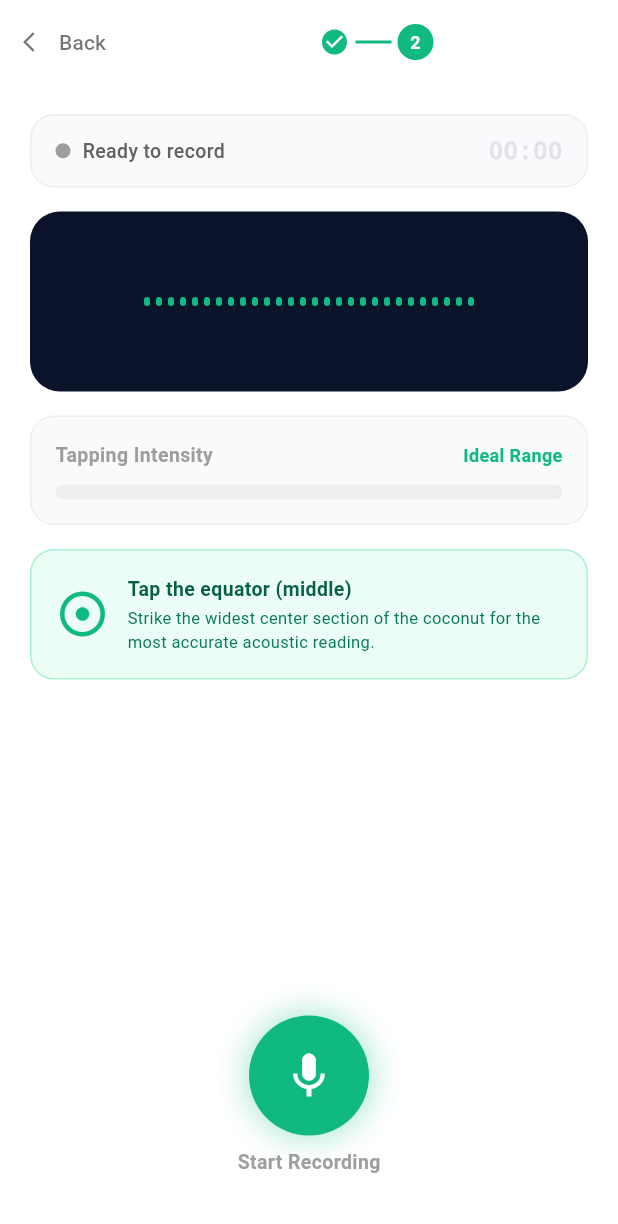
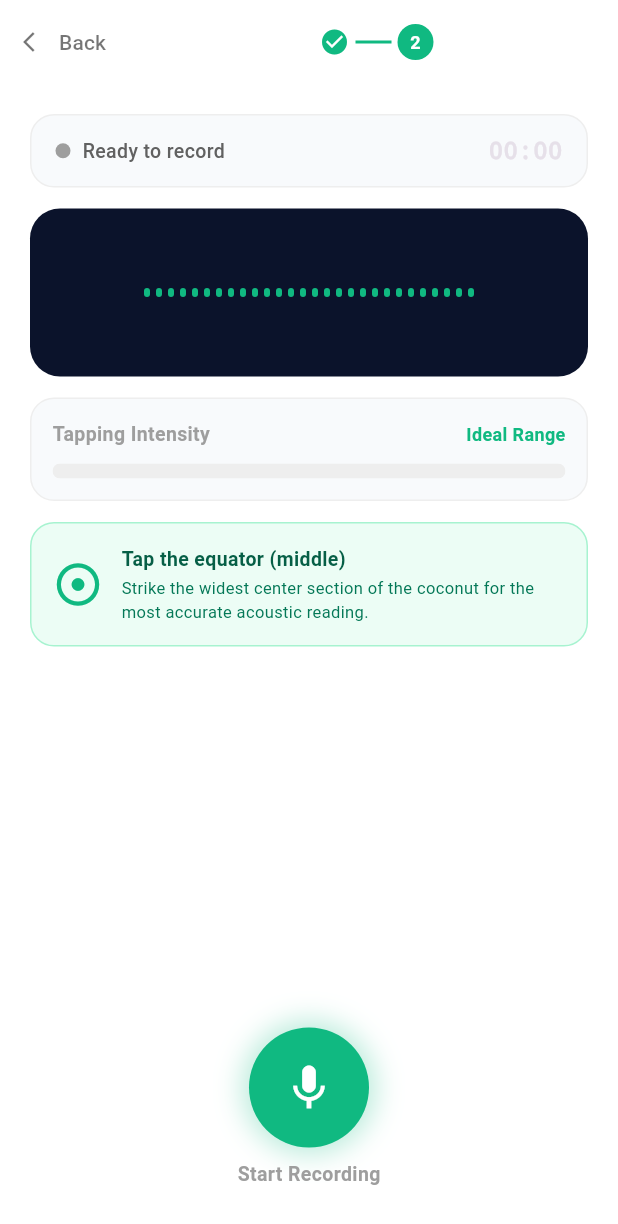
Before and after one commit to Cbolea23/niyosense-capstone, a Flutter app: the AcousticScanScreen screen opened directly, on a phone screen of 412 x 824 dp. Shown: the top 1224 px of the screen. Run offline on Flutter 3.47's test engine with Material 3 defaults, Android fonts, the phone set to English and light mode, and no system bars; our stand-ins replace camera, shared_preferences, sqflite; missing offline and left inert: mobile_scanner, record, tflite_flutter; accounts and stored records are empty.

Commit message:
Optimize NiyoSense Field v1.4.6+18 for budget & older Android phones (32/64-bit ABI, 2-plane NV21 HUD, background isolate inference, OOM protection, 720p layout)

```diff
--- a/lib/utils/app_config.dart
+++ b/lib/utils/app_config.dart
@@ -1,8 +1,8 @@
 import 'package:shared_preferences/shared_preferences.dart';
 
 class AppConfig {
-  static const String appVersion = "1.4.5";
-  static const int buildNumber = 17;
+  static const String appVersion = "1.4.6";
+  static const int buildNumber = 18;
   static const String fullVersionString = "NiyoSense Field v$appVersion";
   static const String modelEngine = "Vision v2.5.3 (70/30 Audio-Dominant 3-Gate)";
   static const String defaultServerUrl = "https://niyosense.me";
--- a/lib/views/acoustic_scan_screen.dart
+++ b/lib/views/acoustic_scan_screen.dart
@@ -108,6 +108,7 @@ class _AcousticScanScreenState extends State<AcousticScanScreen> {
           debugPrint("🎤 Started recording with AndroidAudioSource.voiceRecognition");
         } catch (vrErr) {
           debugPrint("⚠️ voiceRecognition unsupported ($vrErr), falling back to default mic: $vrErr");
+          try {
             await _audioRecorder.start(
               const RecordConfig(
                 encoder: AudioEncoder.wav,
@@ -123,12 +124,24 @@ class _AcousticScanScreenState extends State<AcousticScanScreen> {
               ),
               path: filePath,
             );
+          } catch (micErr) {
+            debugPrint("⚠️ 44.1kHz mic config failed ($micErr), falling back to legacy 22050Hz WAV...");
+            await _audioRecorder.start(
+              const RecordConfig(
+                encoder: AudioEncoder.wav,
+                sampleRate: 22050,
+                numChannels: 1,
+              ),
+              path: filePath,
+            );
+          }
         }
       }
 
       _knocksDetected = 0;
       _currentAmplitudeLevel = 0.0;
       _lastKnockTimestamp = 0;
+      double rollingFloorDb = -48.0;
 
       _amplitudeSub = _audioRecorder
           .onAmplitudeChanged(const Duration(milliseconds: 60))
@@ -140,15 +153,18 @@ class _AcousticScanScreenState extends State<AcousticScanScreen> {
           db = -55.0;
         }
 
-        // Convert dBFS (-55 dBFS to 0 dBFS) to 0.0 .. 1.0 range (accommodates raw unprocessed ADC levels)
+        // Convert dBFS (-55 dBFS to 0 dBFS) to 0.0 .. 1.0 range (accommodates raw unprocessed & budget ADC levels)
         final double normalized = ((db + 55.0) / 55.0).clamp(0.0, 1.0);
 
-        // Detect sharp percussive knock spike: current > -36.0 dBFS with 200ms cooldown
+        // Adaptive knock spike detection: supports both flagship raw mics and quieter budget mic pre-amps
         final int now = DateTime.now().millisecondsSinceEpoch;
-        if (db > -36.0 && (now - _lastKnockTimestamp) > 200) {
+        final bool isKnockSpike = (db > -39.0) || (db > -45.0 && (db - rollingFloorDb) >= 8.5);
+        if (isKnockSpike && (now - _lastKnockTimestamp) > 200) {
           _lastKnockTimestamp = now;
           _knocksDetected++;
           HapticFeedback.lightImpact();
+        } else {
+          rollingFloorDb = (0.85 * rollingFloorDb) + (0.15 * db);
         }
 
         setState(() {
@@ -445,8 +461,15 @@ class _AcousticScanScreenState extends State<AcousticScanScreen> {
                 ),
             ],
           ),
-          body: Padding(
+          body: LayoutBuilder(
+            builder: (context, constraints) {
+              return SingleChildScrollView(
                 padding: const EdgeInsets.all(20.0),
+                child: ConstrainedBox(
+                  constraints: BoxConstraints(
+                    minHeight: (constraints.maxHeight - 40.0).clamp(0.0, double.infinity),
+                  ),
+                  child: IntrinsicHeight(
                     child: Column(
                       children: [
                         Container(
@@ -459,16 +482,22 @@ class _AcousticScanScreenState extends State<AcousticScanScreen> {
                           child: Row(
                             mainAxisAlignment: MainAxisAlignment.spaceBetween,
                             children: [
-                      Row(
+                              Expanded(
+                                child: Row(
                                   children: [
                                     CircleAvatar(radius: 5, backgroundColor: _isRecording ? Colors.red : Colors.grey),
                                     const SizedBox(width: 8),
-                          Text(
+                                    Flexible(
+                                      child: Text(
                                         _isRecording ? AppTranslations.text('recording_tap_signal') : AppTranslations.text('ready_to_record'),
                                         style: TextStyle(color: Colors.grey.shade700, fontSize: 13, fontWeight: FontWeight.w500),
+                                        overflow: TextOverflow.ellipsis,
+                                      ),
                                     ),
                                   ],
                                 ),
+                              ),
+                              const SizedBox(width: 8),
                               Text("00:0$_recordingSeconds", style: const TextStyle(fontWeight: FontWeight.bold, fontSize: 16, fontFamily: 'monospace')),
                             ],
                           ),
@@ -517,9 +546,9 @@ class _AcousticScanScreenState extends State<AcousticScanScreen> {
                             ),
                           ),
                         ],
-                const SizedBox(height: 16),
+                        const SizedBox(height: 14),
                         Container(
-                  height: 120,
+                          height: 112,
                           width: double.infinity,
                           decoration: BoxDecoration(
                             color: const Color(0xFF0B132B),
@@ -546,9 +575,9 @@ class _AcousticScanScreenState extends State<AcousticScanScreen> {
                             ),
                           ),
                         ),
-                const SizedBox(height: 16),
+                        const SizedBox(height: 14),
                         Container(
-                  padding: const EdgeInsets.all(16),
+                          padding: const EdgeInsets.all(14),
                           decoration: BoxDecoration(
                             color: const Color(0xFFF8FAFC),
                             borderRadius: BorderRadius.circular(16),
@@ -559,15 +588,18 @@ class _AcousticScanScreenState extends State<AcousticScanScreen> {
                               Row(
                                 mainAxisAlignment: MainAxisAlignment.spaceBetween,
                                 children: [
-                          Text(
+                                  Flexible(
+                                    child: Text(
                                       AppTranslations.text('tapping_intensity'),
                                       style: const TextStyle(fontWeight: FontWeight.bold, fontSize: 13, color: Colors.grey),
+                                      overflow: TextOverflow.ellipsis,
+                                    ),
                                   ),
                                   Text(
                                     _isRecording
                                         ? (_currentAmplitudeLevel > 0.88
                                             ? "Too Loud!"
-                                    : (_currentAmplitudeLevel >= 0.32
+                                            : (_currentAmplitudeLevel >= 0.30
                                                 ? "Good Volume ✓"
                                                 : "Tap Firmly"))
                                         : AppTranslations.text('ideal_range'),
@@ -577,7 +609,7 @@ class _AcousticScanScreenState extends State<AcousticScanScreen> {
                                       color: _isRecording
                                           ? (_currentAmplitudeLevel > 0.88
                                               ? Colors.red
-                                      : (_currentAmplitudeLevel >= 0.32
+                                              : (_currentAmplitudeLevel >= 0.30
                                                   ? const Color(0xFF10B981)
                                                   : Colors.grey))
                                           : const Color(0xFF10B981),
@@ -595,7 +627,7 @@ class _AcousticScanScreenState extends State<AcousticScanScreen> {
                                   valueColor: AlwaysStoppedAnimation<Color>(
                                     _currentAmplitudeLevel > 0.88
                                         ? const Color(0xFFEF4444)
-                                : (_currentAmplitudeLevel >= 0.32
+                                        : (_currentAmplitudeLevel >= 0.30
                                             ? const Color(0xFF10B981)
                                             : const Color(0xFF9CA3AF)),
                                   ),
@@ -604,9 +636,9 @@ class _AcousticScanScreenState extends State<AcousticScanScreen> {
                             ],
                           ),
                         ),
-                const SizedBox(height: 16),
+                        const SizedBox(height: 14),
                         Container(
-                  padding: const EdgeInsets.all(16),
+                          padding: const EdgeInsets.all(14),
                           decoration: BoxDecoration(
                             color: const Color(0xFFECFDF5),
                             borderRadius: BorderRadius.circular(16),
@@ -614,7 +646,7 @@ class _AcousticScanScreenState extends State<AcousticScanScreen> {
                           ),
                           child: Row(
                             children: [
-                      const Icon(Icons.adjust, color: Color(0xFF10B981), size: 36),
+                              const Icon(Icons.adjust, color: Color(0xFF10B981), size: 34),
                               const SizedBox(width: 12),
                               Expanded(
                                 child: Column(
@@ -636,6 +668,7 @@ class _AcousticScanScreenState extends State<AcousticScanScreen> {
                           ),
                         ),
                         const Spacer(),
+                        const SizedBox(height: 16),
                         GestureDetector(
                           onTap: _toggleRecording,
                           child: Column(
@@ -654,19 +687,33 @@ class _AcousticScanScreenState extends State<AcousticScanScreen> {
                                     ),
                                   ],
                                 ),
-                        child: Icon(_isRecording ? Icons.stop : Icons.mic, color: Colors.white, size: 36),
+                                child: _isValidating
+                                    ? const Padding(
+                                        padding: EdgeInsets.all(22.0),
+                                        child: CircularProgressIndicator(
+                                          color: Colors.white,
+                                          strokeWidth: 3,
+                                        ),
+                                      )
+                                    : Icon(_isRecording ? Icons.stop : Icons.mic, color: Colors.white, size: 36),
                               ),
                               const SizedBox(height: 8),
                               Text(
-                        _isRecording ? AppTranslations.text('tap_to_stop') : AppTranslations.text('start_recording'),
+                                _isValidating
+                                    ? "Analyzing scan..."
+                                    : (_isRecording ? AppTranslations.text('tap_to_stop') : AppTranslations.text('start_recording')),
                                 style: const TextStyle(fontWeight: FontWeight.bold, fontSize: 13, color: Colors.grey),
                               ),
                             ],
                           ),
                         ),
-                const SizedBox(height: 20),
+                        const SizedBox(height: 12),
                       ],
                     ),
+                  ),
+                ),
+              );
+            },
           ),
         );
       },
--- a/lib/views/scan_result_screen.dart
+++ b/lib/views/scan_result_screen.dart
@@ -256,6 +256,7 @@ class _ScanResultScreenState extends State<ScanResultScreen> {
                                         File(widget.imagePath!),
                                         height: 140,
                                         width: double.infinity,
+                                        cacheWidth: 400,
                                         fit: BoxFit.cover,
                                       ),
                                     ),
@@ -284,6 +285,7 @@ class _ScanResultScreenState extends State<ScanResultScreen> {
                                                   File(specPath),
                                                   height: 140,
                                                   width: double.infinity,
+                                                  cacheWidth: 400,
                                                   fit: BoxFit.cover,
                                                 )
                                               : Container(
--- a/pubspec.yaml
+++ b/pubspec.yaml
@@ -16,7 +16,7 @@ publish_to: 'none' # Remove this line if you wish to publish to pub.dev
 # https://developer.apple.com/library/archive/documentation/General/Reference/InfoPlistKeyReference/Articles/CoreFoundationKeys.html
 # In Windows, build-name is used as the major, minor, and patch parts
 # of the product and file versions while build-number is used as the build suffix.
-version: 1.4.5+17
+version: 1.4.6+18
 
 environment:
   sdk: ^3.8.1
```
Also changed, not shown: lib/services/spectrogram_service.dart (+21 -0 lines), lib/services/tflite_service.dart (+88 -56 lines), lib/views/visual_scan_screen.dart (+69 -25 lines), 4 other files. Lines whose indentation alone changed are shown as unchanged.
